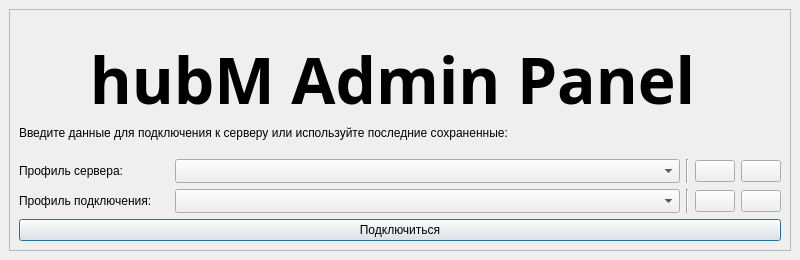
Old version of the form hubm_admin_panel/ui/ui_launch.ui in the repository PrintLine512/hubM-Admin-Panel.
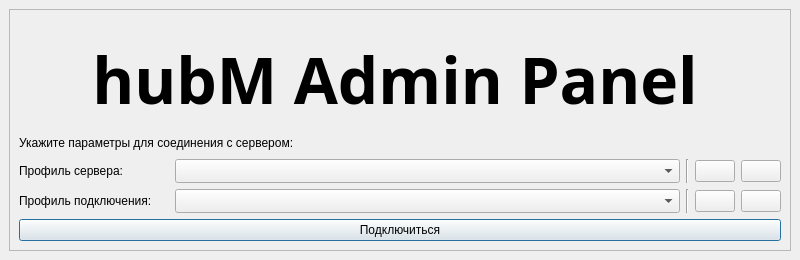
New version of the form. Icons and pictures are not drawn.

```diff
--- a/hubm_admin_panel/ui/ui_launch.ui
+++ b/hubm_admin_panel/ui/ui_launch.ui
@@ -72,7 +72,7 @@
                                                         <property name="geometry">
                                                             <rect>
                                                                 <x>0</x>
-                                                                <y>50</y>
+                <y>60</y>
                                                                 <width>571</width>
                                                                 <height>71</height>
                                                             </rect>
@@ -84,10 +84,7 @@
                                                             </sizepolicy>
                                                         </property>
                                                         <property name="text">
-                                                            <string>&lt;html&gt;&lt;head/&gt;&lt;body&gt;&lt;p&gt;Введите
-                                                                данные для подключения к серверу или используйте
-                                                                последние сохраненные:&lt;/p&gt;&lt;/body&gt;&lt;/html&gt;
-                                                            </string>
+               <string>&lt;html&gt;&lt;head/&gt;&lt;body&gt;&lt;p&gt;Укажите параметры для соединения с сервером:&lt;/p&gt;&lt;/body&gt;&lt;/html&gt;</string>
                                                         </property>
                                                         <property name="textFormat">
                                                             <enum>Qt::TextFormat::RichText</enum>
@@ -124,9 +121,7 @@
                                                             </font>
                                                         </property>
                                                         <property name="text">
-                                                            <string>&lt;html&gt;&lt;head/&gt;&lt;body&gt;&lt;p&gt;&lt;span
-                                                                style=&quot; font-size:48pt;&quot;&gt;hubM Admin Panel&lt;/span&gt;&lt;/p&gt;&lt;/body&gt;&lt;/html&gt;
-                                                            </string>
+               <string>&lt;html&gt;&lt;head/&gt;&lt;body&gt;&lt;p&gt;&lt;span style=&quot; font-size:48pt;&quot;&gt;hubM Admin Panel&lt;/span&gt;&lt;/p&gt;&lt;/body&gt;&lt;/html&gt;</string>
                                                         </property>
                                                         <property name="textFormat">
                                                             <enum>Qt::TextFormat::MarkdownText</enum>
```
Left out of the diff: 25 changed lines with no effect on the pictures. Lines whose indentation alone changed are shown as unchanged.
